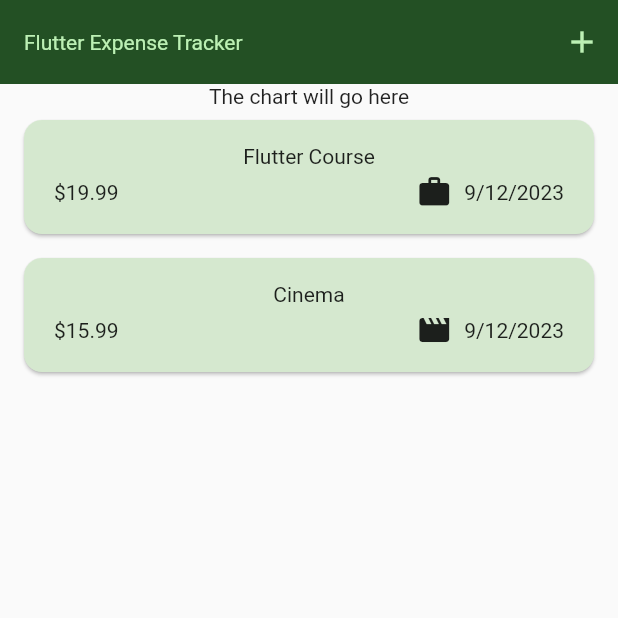
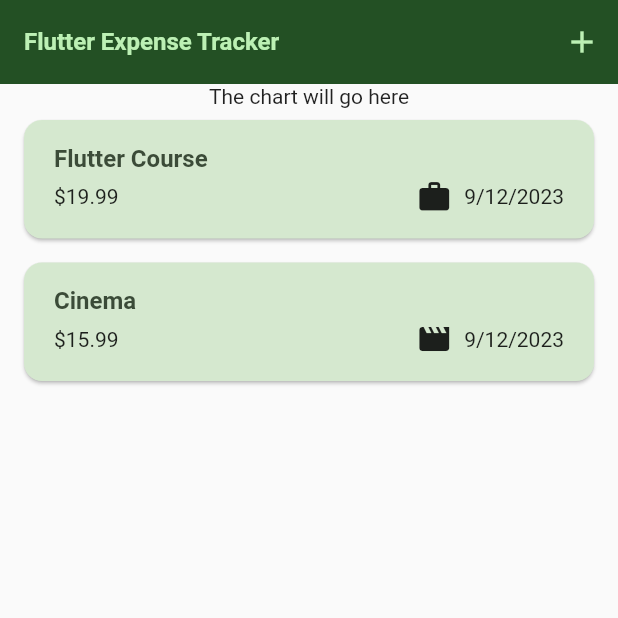
Before and after one commit to Eraycak/expense_tracker_app, a Flutter app: the screen it shows after launch, on a phone screen of 412 x 824 dp, the top half of it. Run offline on Flutter 3.47's test engine with Material 2 defaults, Android fonts, the phone set to English and light mode, and no system bars.

Commit message:
ci: dark theme and bin icon for better ui

```diff
--- a/lib/widgets/expenses_list/expense_item.dart
+++ b/lib/widgets/expenses_list/expense_item.dart
@@ -15,8 +15,12 @@ class ExpenseItem extends StatelessWidget {
           horizontal: 20,
         ),
         child: Column(
+          crossAxisAlignment: CrossAxisAlignment.start,
           children: [
-            Text(expense.title),
+            Text(
+              expense.title,
+              style: Theme.of(context).textTheme.titleLarge,
+            ),
             const SizedBox(height: 4),
             Row(
               children: [
--- a/lib/widgets/expenses_list/expenses_list.dart
+++ b/lib/widgets/expenses_list/expenses_list.dart
@@ -17,6 +17,32 @@ class ExpensesList extends StatelessWidget {
       itemCount: expensesList.length,
       itemBuilder: (context, index) => Dismissible(
         key: ValueKey(expensesList[index]),
+        background: Container(
+          //*This will show icon at the left end when swiping from left to right
+          color: Theme.of(context).colorScheme.error.withOpacity(0.75),
+          margin: Theme.of(context).cardTheme.margin,
+          child: const Align(
+            alignment: Alignment.centerLeft,
+            child: Icon(
+              Icons.delete,
+              color: Colors.white,
+              size: 80,
+            ),
+          ),
+        ),
+        secondaryBackground: Container(
+          //* This will show icon at the right end when swiping from right to left
+          color: Theme.of(context).colorScheme.error.withOpacity(0.75),
+          margin: Theme.of(context).cardTheme.margin,
+          child: const Align(
+            alignment: Alignment.centerRight,
+            child: Icon(
+              Icons.delete,
+              color: Colors.white,
+              size: 80,
+            ),
+          ),
+        ),
         onDismissed: (direction) => onDismissExpense(expensesList[
             index]), //* this will remove the item from the list by swipe action
         child: ExpenseItem(
```
Also changed, not shown: lib/main.dart (+46 -11 lines).
